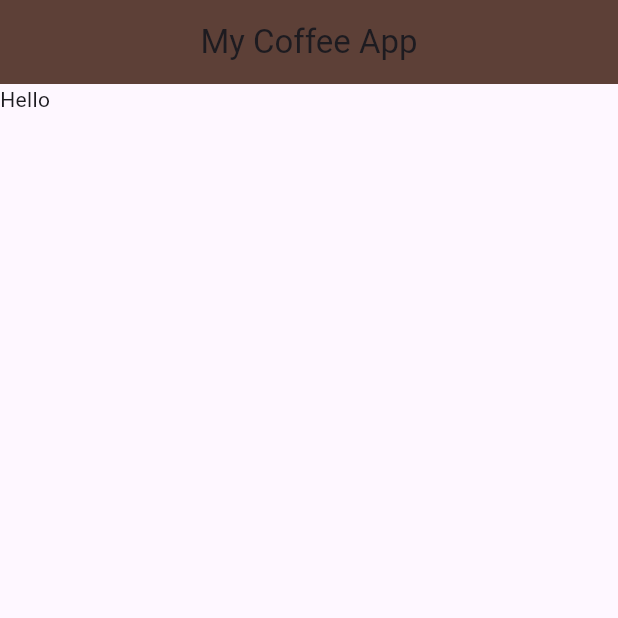
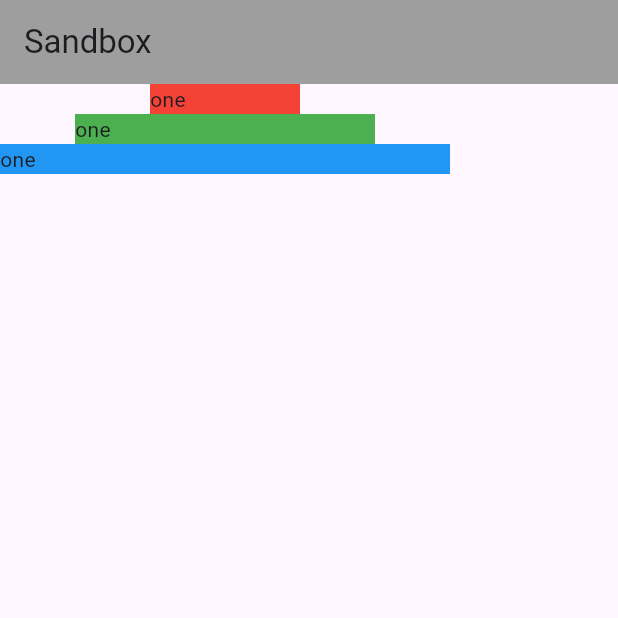
Before and after one commit to jwhubert91/flutter-1, a Flutter app: the screen it shows after launch, on a phone screen of 412 x 824 dp, the top half of it. Run offline on Flutter 3.47's test engine with Material 3 defaults, Android fonts, the phone set to English and light mode, and no system bars.

Commit message:
add sandbox component

```diff
--- a/lib/main.dart
+++ b/lib/main.dart
@@ -5,6 +5,37 @@ import 'package:coffee_card/home.dart';
 
 void main() {
   runApp(const MaterialApp(
-    home: Home(),
+    home: Sandbox(),
   ));
 }
+
+class Sandbox extends StatelessWidget {
+  const Sandbox({super.key});
+
+  @override
+  Widget build(BuildContext context) {
+    return Scaffold(
+      appBar: AppBar(
+        title: const Text('Sandbox'),
+        backgroundColor: Colors.grey,
+      ),
+      body: Column(children: [
+        Container(
+          width: 100,
+          color: Colors.red,
+          child: const Text('one'),
+        ),
+        Container(
+          width: 200,
+          color: Colors.green,
+          child: const Text('one'),
+        ),
+        Container(
+          width: 300,
+          color: Colors.blue,
+          child: const Text('one'),
+        )
+      ]),
+    );
+  }
+}
```
